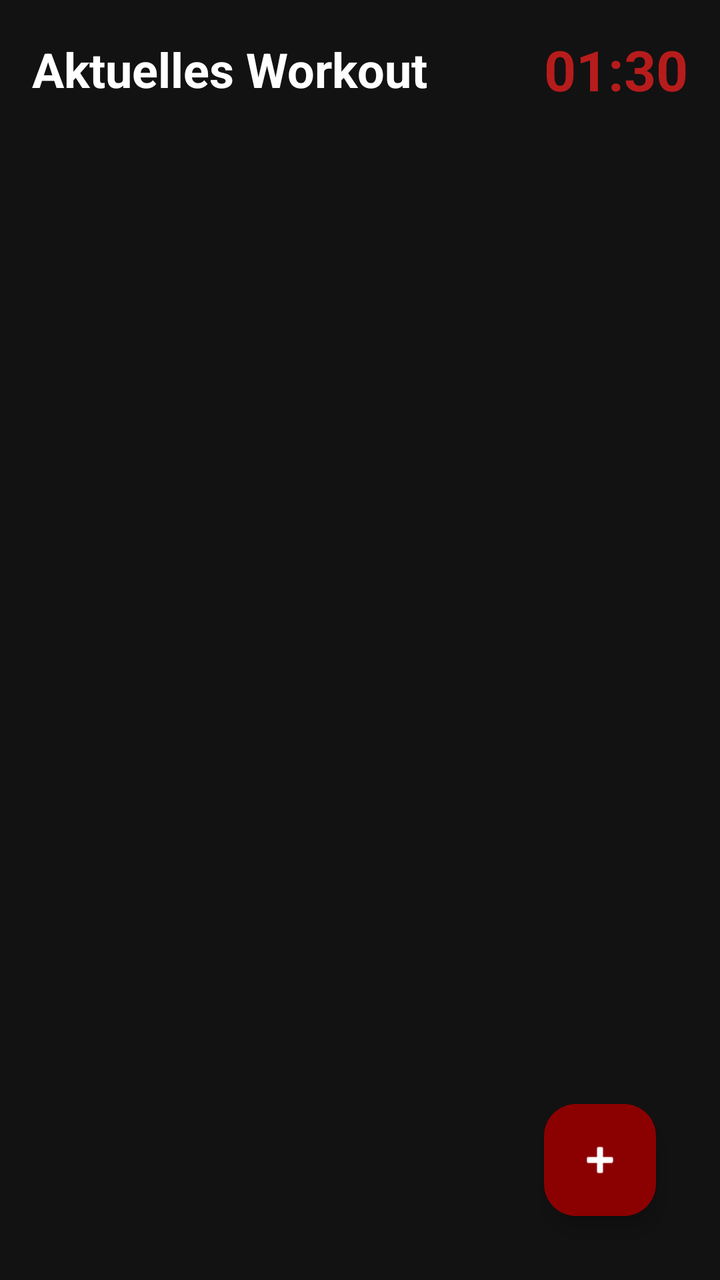
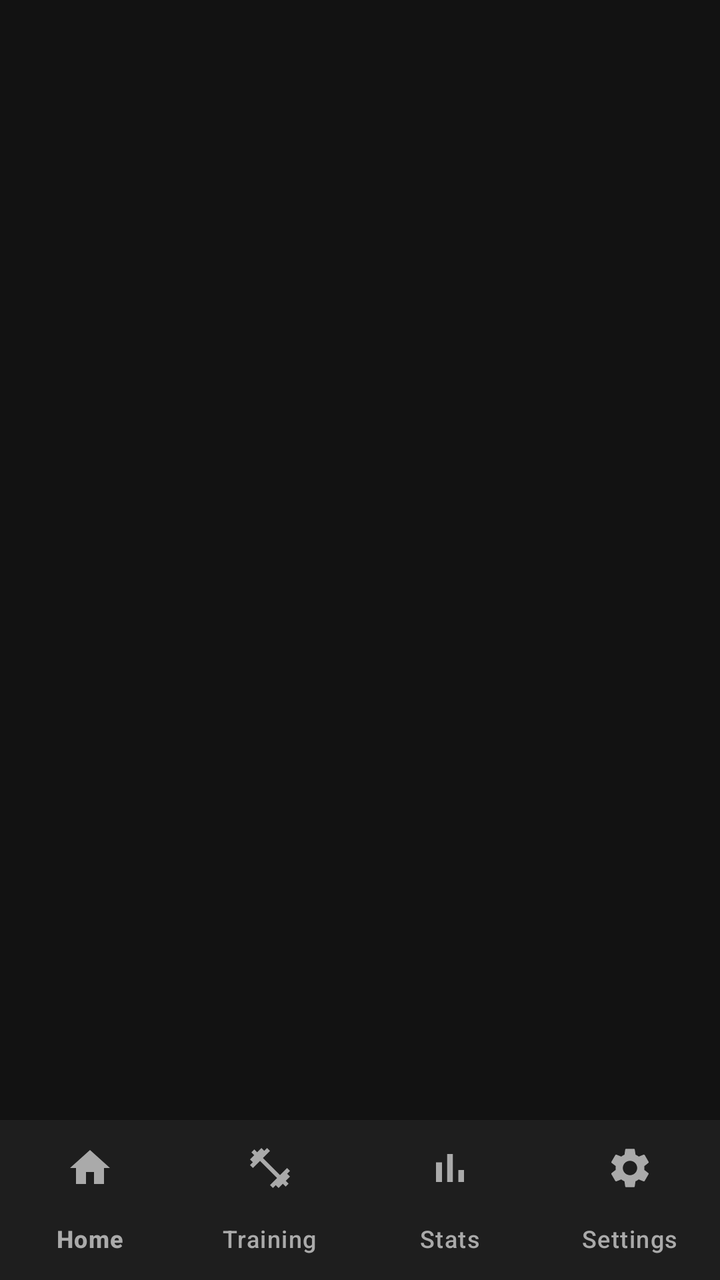

An Android layout rendered at two revisions. The XML below is the earlier revision; the diff shows what the commit changed to produce the second picture.
<!-- AndroidManifest.xml: application theme Theme.Fitnessapp -->
<!-- res/layout/activity_main.xml -->
<?xml version="1.0" encoding="utf-8"?>
<LinearLayout
    xmlns:android="http://schemas.android.com/apk/res/android"
    xmlns:app="http://schemas.android.com/apk/res-auto"
    android:layout_width="match_parent"
    android:layout_height="match_parent"
    android:orientation="vertical"
    android:background="@color/black_background"
    android:padding="16dp">

    <LinearLayout
        android:layout_width="match_parent"
        android:layout_height="wrap_content"
        android:orientation="horizontal"
        android:gravity="center_vertical"
        android:layout_marginBottom="16dp">

        <TextView
            android:layout_width="0dp"
            android:layout_height="wrap_content"
            android:layout_weight="1"
            android:text="Aktuelles Workout"
            android:textColor="@color/text_primary"
            android:textSize="24sp"
            android:textStyle="bold" />

        <TextView
            android:id="@+id/tv_rest_timer"
            android:layout_width="wrap_content"
            android:layout_height="wrap_content"
            android:text="01:30"
            android:textColor="@color/dark_red_light"
            android:textSize="28sp"
            android:textStyle="bold" />
    </LinearLayout>

    <androidx.recyclerview.widget.RecyclerView
        android:id="@+id/rv_workout_sets"
        android:layout_width="match_parent"
        android:layout_height="0dp"
        android:layout_weight="1"
        android:clipToPadding="false"
        android:paddingBottom="80dp" />

    <com.google.android.material.floatingactionbutton.FloatingActionButton
        android:id="@+id/fab_add_set"
        android:layout_width="wrap_content"
        android:layout_height="wrap_content"
        android:layout_gravity="end|bottom"
        android:layout_margin="16dp"
        android:backgroundTint="@color/dark_red"
        app:tint="@color/text_primary"
        app:srcCompat="@android:drawable/ic_input_add" />

</LinearLayout>
<!-- resources referenced by this layout -->
<resources>
  <color name="black_background">#121212</color>
  <color name="dark_red">#8B0000</color>
  <color name="dark_red_light">#B71C1C</color>
  <color name="text_primary">#FFFFFF</color>
  <style name="Theme.Fitnessapp" parent="Base.Theme.Fitnessapp" />
  <style name="Base.Theme.Fitnessapp" parent="Theme.Material3.DayNight.NoActionBar">
          
          
      </style>
</resources>

<!-- the commit's change to res/layout/activity_main.xml (unified diff, before → after) -->
@@ -1,55 +1,25 @@
 <?xml version="1.0" encoding="utf-8"?>
-<LinearLayout
-    xmlns:android="http://schemas.android.com/apk/res/android"
+<RelativeLayout xmlns:android="http://schemas.android.com/apk/res/android"
     xmlns:app="http://schemas.android.com/apk/res-auto"
+    android:id="@+id/main_layout"
     android:layout_width="match_parent"
     android:layout_height="match_parent"
-    android:orientation="vertical"
-    android:background="@color/black_background"
-    android:padding="16dp">
+    android:background="@color/black_background">
 
-    <LinearLayout
+    <FrameLayout
+        android:id="@+id/fragment_container"
+        android:layout_width="match_parent"
+        android:layout_height="match_parent"
+        android:layout_above="@id/bottom_navigation" />
+
+    <com.google.android.material.bottomnavigation.BottomNavigationView
+        android:id="@+id/bottom_navigation"
         android:layout_width="match_parent"
         android:layout_height="wrap_content"
-        android:orientation="horizontal"
-        android:gravity="center_vertical"
-        android:layout_marginBottom="16dp">
-
-        <TextView
-            android:layout_width="0dp"
-            android:layout_height="wrap_content"
-            android:layout_weight="1"
-            android:text="Aktuelles Workout"
-            android:textColor="@color/text_primary"
-            android:textSize="24sp"
-            android:textStyle="bold" />
-
-        <TextView
-            android:id="@+id/tv_rest_timer"
-            android:layout_width="wrap_content"
-            android:layout_height="wrap_content"
-            android:text="01:30"
-            android:textColor="@color/dark_red_light"
-            android:textSize="28sp"
-            android:textStyle="bold" />
-    </LinearLayout>
-
-    <androidx.recyclerview.widget.RecyclerView
-        android:id="@+id/rv_workout_sets"
-        android:layout_width="match_parent"
-        android:layout_height="0dp"
-        android:layout_weight="1"
-        android:clipToPadding="false"
-        android:paddingBottom="80dp" />
-
-    <com.google.android.material.floatingactionbutton.FloatingActionButton
-        android:id="@+id/fab_add_set"
-        android:layout_width="wrap_content"
-        android:layout_height="wrap_content"
-        android:layout_gravity="end|bottom"
-        android:layout_margin="16dp"
-        android:backgroundTint="@color/dark_red"
-        app:tint="@color/text_primary"
-        app:srcCompat="@android:drawable/ic_input_add" />
-
-</LinearLayout>
+        android:layout_alignParentBottom="true"
+        app:menu="@menu/bottom_nav_menu"
+        app:itemIconTint="@color/text_secondary"
+        app:itemTextColor="@color/text_secondary"
+        app:labelVisibilityMode="labeled"
+        android:background="@color/black_surface" />
+</RelativeLayout>
<!-- resource entries referenced after the edit -->
@@ -1,9 +1,8 @@
 <!-- resources referenced by this layout -->
 <resources>
   <color name="black_background">#121212</color>
-  <color name="dark_red">#8B0000</color>
-  <color name="dark_red_light">#B71C1C</color>
-  <color name="text_primary">#FFFFFF</color>
+  <color name="black_surface">#1E1E1E</color>
+  <color name="text_secondary">#AAAAAA</color>
   <style name="Theme.Fitnessapp" parent="Base.Theme.Fitnessapp" />
   <style name="Base.Theme.Fitnessapp" parent="Theme.Material3.DayNight.NoActionBar">
           
